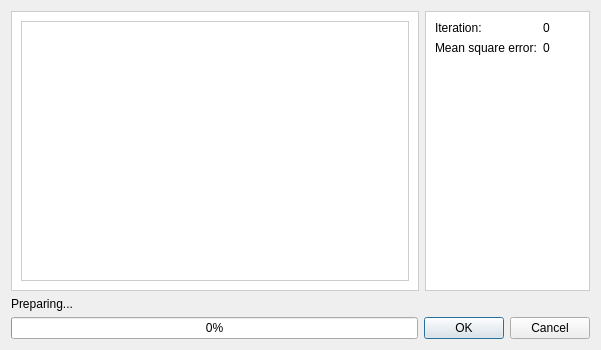
The window that widget/CurveFittingWorkerDialog.ui (timschneeb/DDCToolbox) describes before a commit, drawn with Qt 5.
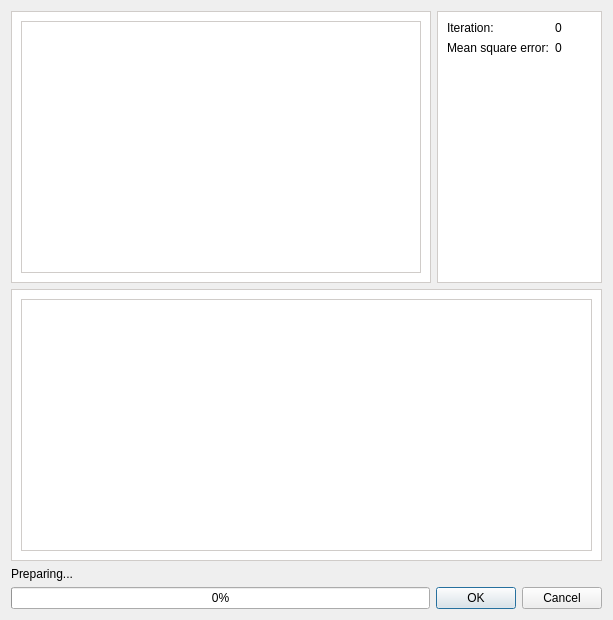
The same window after the commit. Custom widgets are drawn as their Qt base class.

The edit to the form file:
```diff
--- a/widget/CurveFittingWorkerDialog.ui
+++ b/widget/CurveFittingWorkerDialog.ui
@@ -6,8 +6,8 @@
    <rect>
     <x>0</x>
     <y>0</y>
-    <width>601</width>
-    <height>350</height>
+    <width>613</width>
+    <height>620</height>
    </rect>
   </property>
   <property name="windowTitle">
@@ -114,6 +114,41 @@
      </item>
     </layout>
    </item>
+   <item>
+    <widget class="QFrame" name="previewFrame">
+     <property name="styleSheet">
+      <string notr="true">background-color: rgb(255, 255, 255);
+border: 1px solid rgb(208, 204, 201) </string>
+     </property>
+     <property name="frameShape">
+      <enum>QFrame::StyledPanel</enum>
+     </property>
+     <property name="frameShadow">
+      <enum>QFrame::Raised</enum>
+     </property>
+     <layout class="QVBoxLayout" name="verticalLayout_4">
+      <item>
+       <widget class="QCustomPlot" name="previewPlot" native="true">
+        <layout class="QVBoxLayout" name="verticalLayout_5">
+         <item>
+          <spacer name="verticalSpacer_2">
+           <property name="orientation">
+            <enum>Qt::Vertical</enum>
+           </property>
+           <property name="sizeHint" stdset="0">
+            <size>
+             <width>20</width>
+             <height>163</height>
+            </size>
+           </property>
+          </spacer>
+         </item>
+        </layout>
+       </widget>
+      </item>
+     </layout>
+    </widget>
+   </item>
    <item>
     <widget class="QLabel" name="progressText">
      <property name="minimumSize">
```
